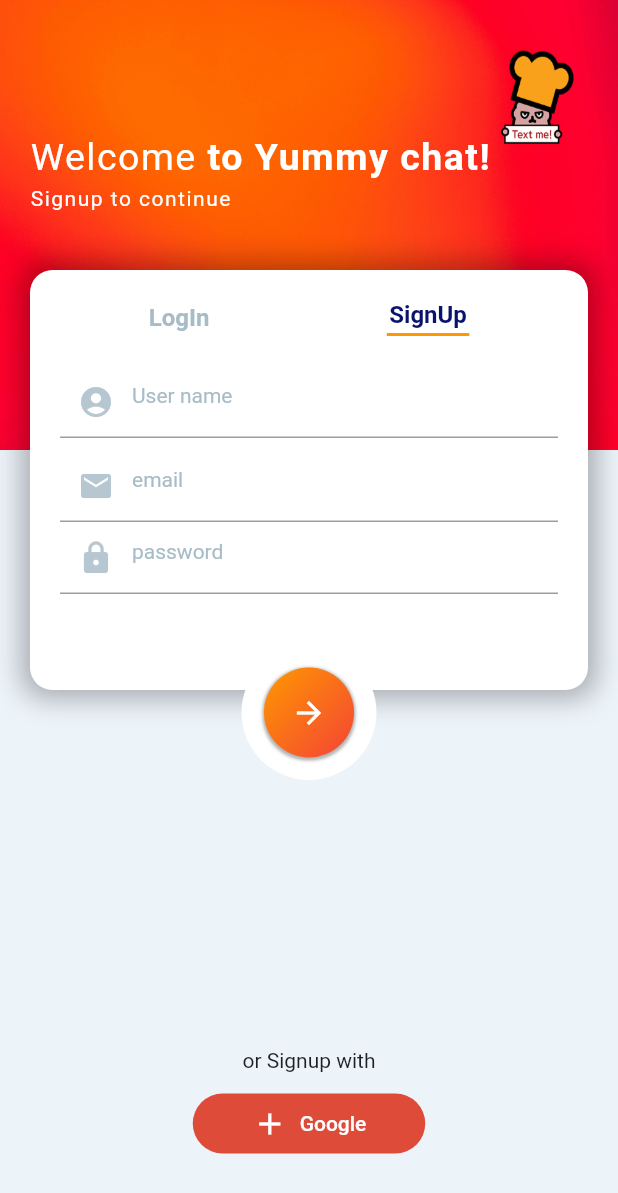
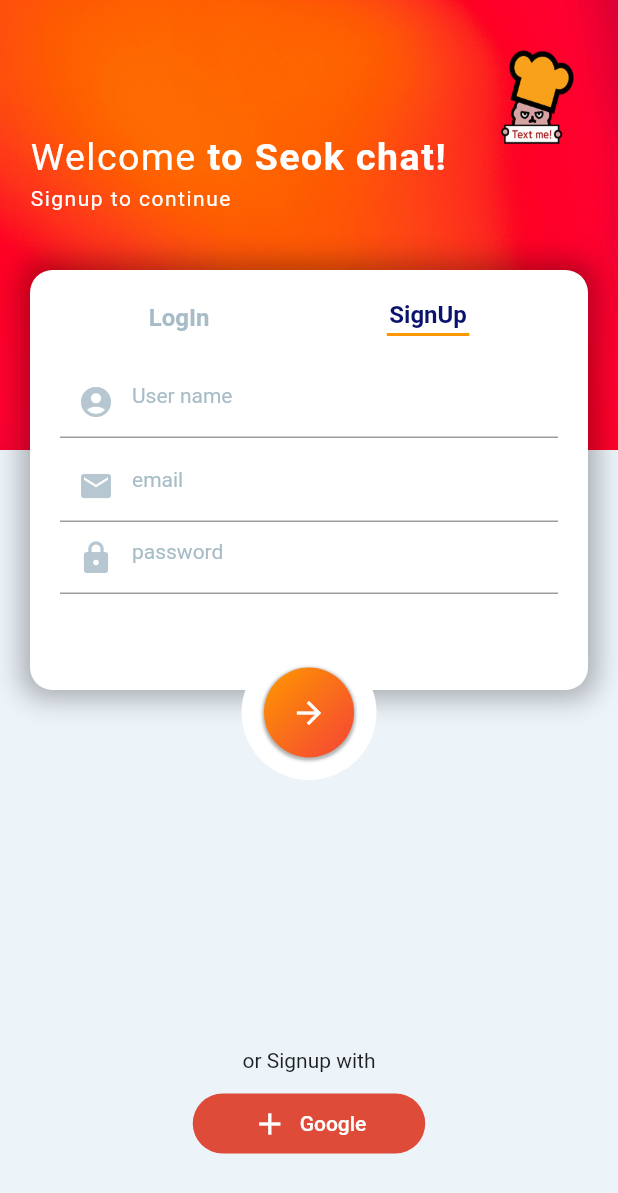
Before and after one commit to rkdtnlzl/chattingapp_ui_practice, a Flutter app: the screen it shows after launch, on a phone screen of 412 x 824 dp. Shown: the top 1193 px of the screen. Run offline on Flutter 3.47's test engine with Material 2 defaults, Android fonts, the phone set to English and light mode, and no system bars.

Commit message:
2/28 app ui

```diff
--- a/lib/screens/main_screen.dart
+++ b/lib/screens/main_screen.dart
@@ -40,7 +40,7 @@ class _LoginSignupScreenState extends State<LoginSignupScreen> {
                             children: [
                               TextSpan(
                                   text: isSignupScreen
-                                      ? ' to Yummy chat! '
+                                      ? ' to Seok chat! '
                                       : ' back',
                                   style: TextStyle(
                                       letterSpacing: 1.0,
@@ -66,9 +66,12 @@ class _LoginSignupScreenState extends State<LoginSignupScreen> {
             ),
           ),
           //배경
-          Positioned(
+          AnimatedPositioned(
+            duration: Duration(milliseconds: 500),
+            curve: Curves.easeIn,
             top: 180,
-            child: Container(
+            child: AnimatedContainer(
+              duration: Duration(milliseconds: 500),
               padding: EdgeInsets.all(20.0),
               height: isSignupScreen ? 280.0 : 250.0,
               width: MediaQuery.of(context).size.width - 40,
@@ -252,7 +255,9 @@ class _LoginSignupScreenState extends State<LoginSignupScreen> {
             ),
           ),
           //텍스트 폼  필드
-          Positioned(
+          AnimatedPositioned(
+            duration: Duration(milliseconds: 500),
+            curve: Curves.easeIn,
             top: isSignupScreen ? 430 : 390,
             right: 0,
             left: 0,
```
